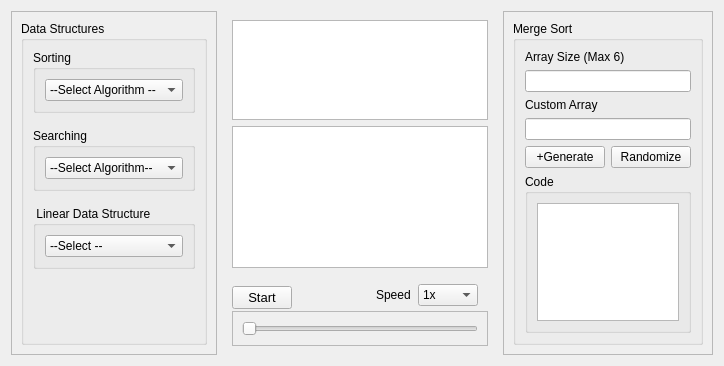
Before: the Qt Designer form form.ui in Binaya764/DSA-Visualizer, drawn with Qt 5.
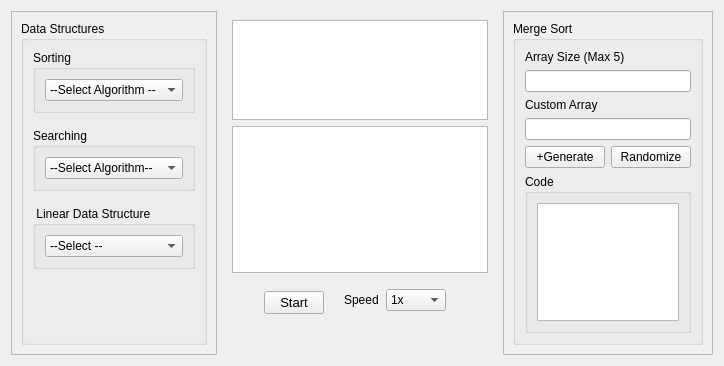
After: the same form once the commit is applied.

The edit to the form file:
```diff
--- a/form.ui
+++ b/form.ui
@@ -230,9 +230,28 @@
           </property>
           <item>
            <layout class="QHBoxLayout" name="horizontalLayout">
+            <property name="spacing">
+             <number>20</number>
+            </property>
             <property name="topMargin">
              <number>10</number>
             </property>
+            <property name="bottomMargin">
+             <number>30</number>
+            </property>
+            <item>
+             <spacer name="horizontalSpacer">
+              <property name="orientation">
+               <enum>Qt::Orientation::Horizontal</enum>
+              </property>
+              <property name="sizeHint" stdset="0">
+               <size>
+                <width>40</width>
+                <height>20</height>
+               </size>
+              </property>
+             </spacer>
+            </item>
             <item alignment="Qt::AlignmentFlag::AlignLeft|Qt::AlignmentFlag::AlignVCenter">
              <widget class="QPushButton" name="Btnstart">
               <property name="maximumSize">
@@ -251,19 +270,6 @@
               </property>
              </widget>
             </item>
-            <item>
-             <spacer name="horizontalSpacer">
-              <property name="orientation">
-               <enum>Qt::Orientation::Horizontal</enum>
-              </property>
-              <property name="sizeHint" stdset="0">
-               <size>
-                <width>40</width>
-                <height>20</height>
-               </size>
-              </property>
-             </spacer>
-            </item>
             <item>
              <layout class="QHBoxLayout" name="horizontalLayout_3">
               <property name="spacing">
@@ -332,45 +338,23 @@
                 </item>
                </widget>
               </item>
+              <item>
+               <spacer name="horizontalSpacer_2">
+                <property name="orientation">
+                 <enum>Qt::Orientation::Horizontal</enum>
+                </property>
+                <property name="sizeHint" stdset="0">
+                 <size>
+                  <width>40</width>
+                  <height>20</height>
+                 </size>
+                </property>
+               </spacer>
+              </item>
              </layout>
             </item>
            </layout>
           </item>
-          <item>
-           <widget class="QFrame" name="frame_5">
-            <property name="maximumSize">
-             <size>
-              <width>16777215</width>
-              <height>50</height>
-             </size>
-            </property>
-            <property name="sizeIncrement">
-             <size>
-              <width>0</width>
-              <height>50</height>
-             </size>
-            </property>
-            <property name="frameShape">
-             <enum>QFrame::Shape::StyledPanel</enum>
-            </property>
-            <property name="frameShadow">
-             <enum>QFrame::Shadow::Raised</enum>
-            </property>
-            <layout class="QVBoxLayout" name="verticalLayout_16">
-             <item>
-              <layout class="QVBoxLayout" name="verticalLayout_13">
-               <item>
-                <widget class="QSlider" name="horizontalSlider">
-                 <property name="orientation">
-                  <enum>Qt::Orientation::Horizontal</enum>
-                 </property>
-                </widget>
-               </item>
-              </layout>
-             </item>
-            </layout>
-           </widget>
-          </item>
          </layout>
         </item>
        </layout>
@@ -700,7 +684,7 @@
                 <item>
                  <widget class="QLabel" name="label">
                   <property name="text">
-                   <string>Array Size (Max 6)</string>
+                   <string>Array Size (Max 5)</string>
                   </property>
                  </widget>
                 </item>
```
